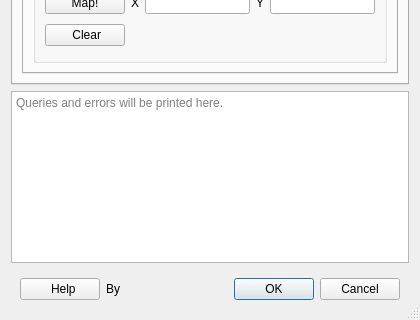
Above: ORStools/gui/ORStoolsDialogUI.ui from GIScience/orstools-qgis-plugin before the change; both pictures show x 0 to 420 and y 388 to 708 of the 420 by 708 pixel window. Below: the same form after it.
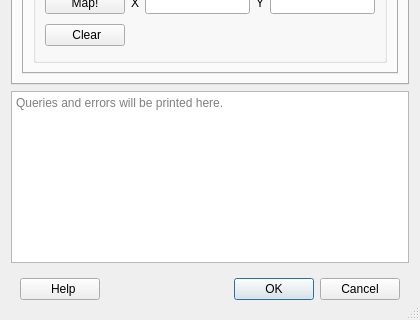
That is the form after the change. Icons and pictures are not drawn. Custom widgets are drawn as their Qt base class.

Commit message: change homepage to wiki

```diff
--- a/ORStools/gui/ORStoolsDialogUI.ui
+++ b/ORStools/gui/ORStoolsDialogUI.ui
@@ -655,22 +655,6 @@
         </property>
        </widget>
       </item>
-      <item>
-       <widget class="QLabel" name="label_16">
-        <property name="sizePolicy">
-         <sizepolicy hsizetype="Fixed" vsizetype="Maximum">
-          <horstretch>0</horstretch>
-          <verstretch>0</verstretch>
-         </sizepolicy>
-        </property>
-        <property name="text">
-         <string>&lt;html&gt;&lt;head/&gt;&lt;body&gt;&lt;p&gt;By &lt;a href=&quot;https://gis-ops.com&quot;&gt;&lt;img src=&quot;:/plugins/ORStools/img/logo_gisops_300.png&quot; width=100/&gt;&lt;/a&gt;&lt;/p&gt;&lt;/body&gt;&lt;/html&gt;</string>
-        </property>
-        <property name="openExternalLinks">
-         <bool>true</bool>
-        </property>
-       </widget>
-      </item>
       <item>
        <widget class="QDialogButtonBox" name="global_buttons">
         <property name="orientation">
```
The commit also changes 2 other files.
